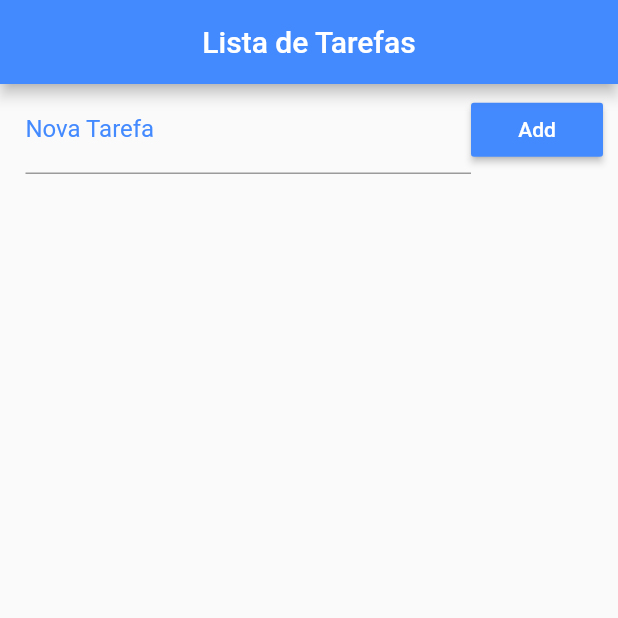
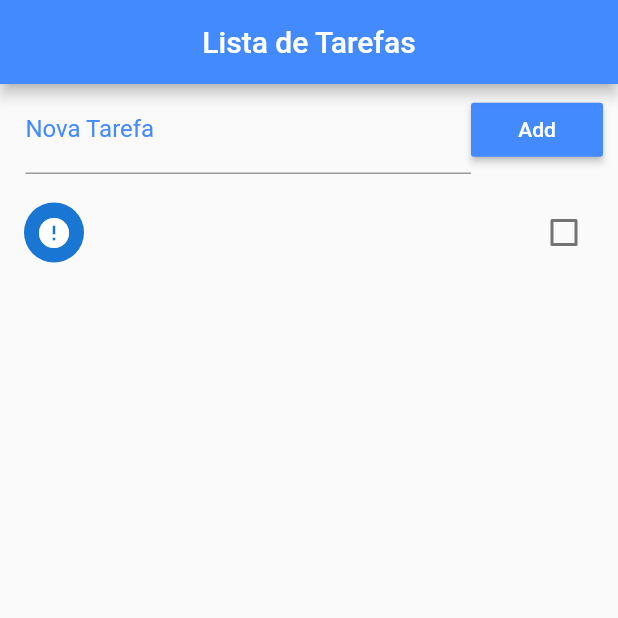
Before and after one commit to duducp/flutter15-app-todolist, a Flutter app: the screen it shows after launch, after a tap on "Add", on a phone screen of 412 x 824 dp, the top half of it. Run offline on Flutter 3.47's test engine with Material 2 defaults, Android fonts, the phone set to English and light mode, and no system bars.

Commit message:
Adicionada listview e função ao botão de Add

```diff
--- a/lib/main.dart
+++ b/lib/main.dart
@@ -15,6 +15,7 @@ class Home extends StatefulWidget {
 }
 
 class _HomeState extends State<Home> {
+  final _toDoController = TextEditingController();
   List _toDoList = [];
 
   @override
@@ -32,7 +33,8 @@ class _HomeState extends State<Home> {
             child: Row(
               children: <Widget>[
                 Expanded(
-                    child: TextField(
+                  child: TextFormField(
+                    controller: _toDoController,
                     decoration: InputDecoration(
                       labelText: 'Nova Tarefa',
                       labelStyle: TextStyle(color: Colors.blueAccent),
@@ -43,12 +45,44 @@ class _HomeState extends State<Home> {
                     color: Colors.blueAccent,
                     child: Text('Add'),
                     textColor: Colors.white,
-                      onPressed: () {})
+                    onPressed: _addToDo)
               ],
+            ),
+          ),
+          Expanded(
+            child: ListView.builder(
+              padding: EdgeInsets.only(top: 10.0),
+              itemCount: _toDoList.length,
+              itemBuilder: (context, index) {
+                return CheckboxListTile(
+                  title: Text(_toDoList[index]['title']),
+                  value: _toDoList[index]['ok'],
+                  secondary: CircleAvatar(
+                    child: Icon(
+                        _toDoList[index]['ok'] ? Icons.check : Icons.error),
+                  ),
+                  onChanged: (check) {
+                    setState(() {
+                      _toDoList[index]['ok'] = check;
+                    });
+                  },
+                );
+              },
             ),
           )
         ],
-        ));
+      ),
+    );
+  }
+
+  void _addToDo() {
+    setState(() {
+      Map<String, dynamic> newToDo = Map();
+      newToDo['title'] = _toDoController.text;
+      newToDo['ok'] = false;
+      _toDoController.text = '';
+      _toDoList.add(newToDo);
+    });
   }
 
   Future<File> _getFile() async {
```
Lines whose indentation alone changed are shown as unchanged.
